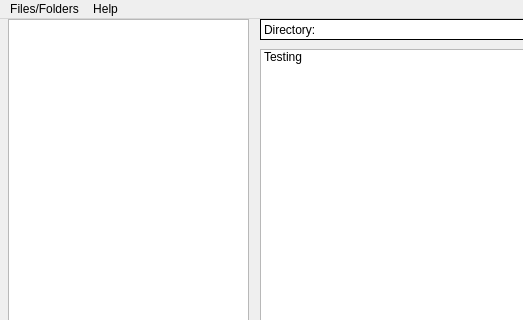
Above: 2019/Manager for home web server/Manager_for_home_web_server/mainwindow.ui from ItsOKayCZ/CPlusPlus before the change; both pictures show x 0 to 523 and y 0 to 320 of the 737 by 647 pixel window. Below: the same form after it.
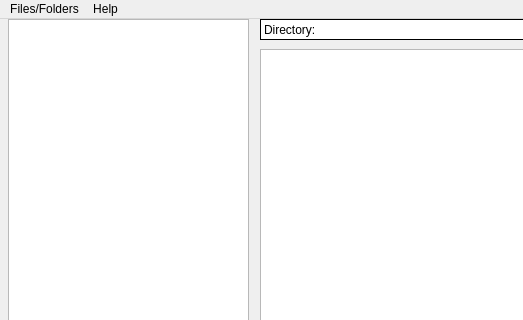
That is the form after the change.

Diff of the .ui file:
```diff
--- a/2019/Manager for home web server/Manager_for_home_web_server/mainwindow.ui
+++ b/2019/Manager for home web server/Manager_for_home_web_server/mainwindow.ui
@@ -56,14 +56,6 @@
     <property name="contextMenuPolicy">
      <enum>Qt::CustomContextMenu</enum>
     </property>
-    <item>
-     <property name="text">
-      <string>Testing</string>
-     </property>
-     <property name="flags">
-      <set>ItemIsDragEnabled|ItemIsUserCheckable|ItemIsEnabled</set>
-     </property>
-    </item>
    </widget>
    <widget class="QListWidget" name="directoryList">
     <property name="geometry">
```
Left out of the diff: 6 changed lines with no effect on the pictures.
